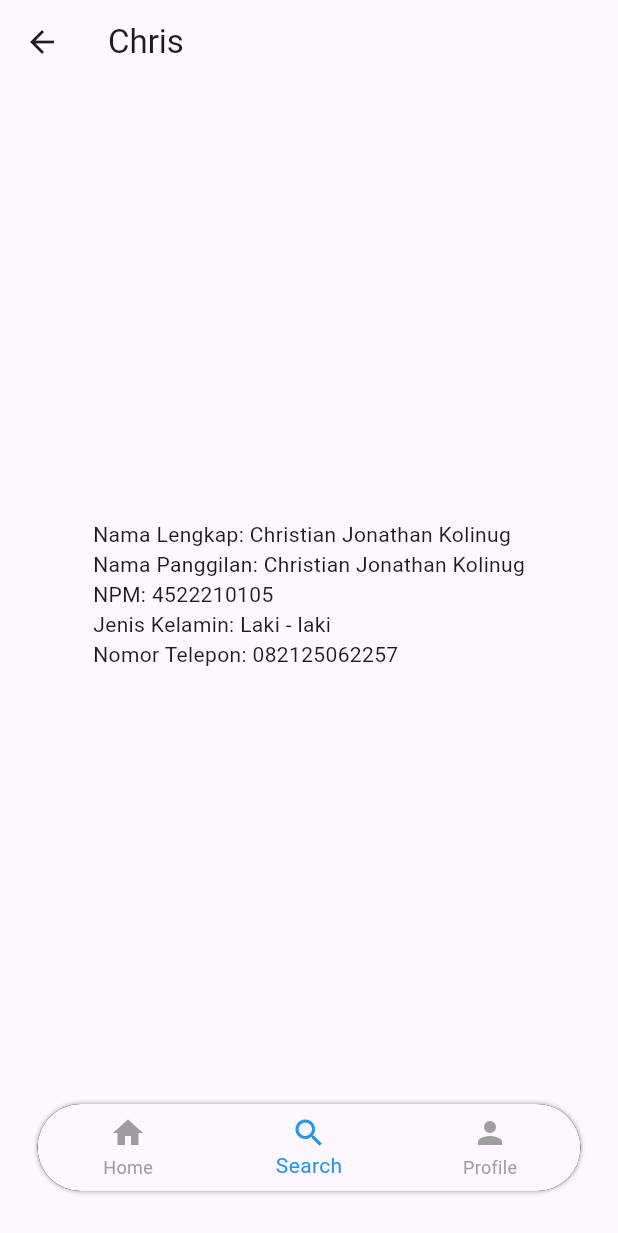
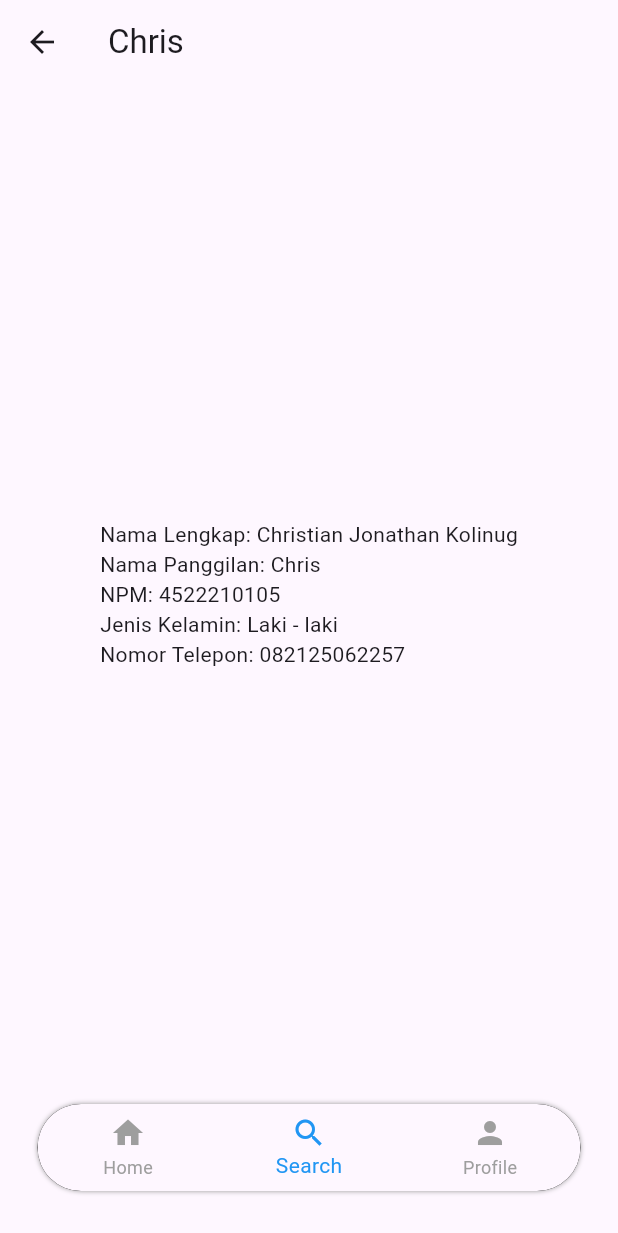
Before and after one commit to FerryAchmadAkbar4522210088/PBM-ZTE, a Flutter app: the ChrisPage screen opened directly, on a phone screen of 412 x 824 dp. Shown: the top 1233 px of the screen. Run offline on Flutter 3.47's test engine with Material 3 defaults, Android fonts, the phone set to English and light mode, and no system bars.

Commit message:
benerin dikit

```diff
--- a/lib/pages/bayu.dart
+++ b/lib/pages/bayu.dart
@@ -6,11 +6,11 @@ class BayuPage extends StatefulWidget {
 }
 
 class _BayuPageState extends State<BayuPage> {
-  int _selectedIndex = 1; // Atur indeks default ke halaman saat ini
+  int _selectedIndex = 1;
 
   void _onItemTapped(int index) {
     if (index == 0) {
-      // Jika Home diklik, kembali ke HomePage
+
       Navigator.pop(context);
     }
     setState(() {
--- a/lib/pages/chris.dart
+++ b/lib/pages/chris.dart
@@ -6,11 +6,11 @@ class ChrisPage extends StatefulWidget {
 }
 
 class _ChrisPageState extends State<ChrisPage> {
-  int _selectedIndex = 1; // Atur indeks default ke halaman saat ini
+  int _selectedIndex = 1;
 
   void _onItemTapped(int index) {
     if (index == 0) {
-      // Jika Home diklik, kembali ke HomePage
+
       Navigator.pop(context);
     }
     setState(() {
@@ -28,7 +28,7 @@ class _ChrisPageState extends State<ChrisPage> {
           crossAxisAlignment: CrossAxisAlignment.start,
           children: const [
             Text("Nama Lengkap: Christian Jonathan Kolinug"),
-            Text("Nama Panggilan: Christian Jonathan Kolinug"),
+            Text("Nama Panggilan: Chris"),
             Text("NPM: 4522210105"),
             Text("Jenis Kelamin: Laki - laki"),
             Text("Nomor Telepon: 082125062257"),
--- a/lib/pages/ferry.dart
+++ b/lib/pages/ferry.dart
@@ -6,11 +6,11 @@ class FerryPage extends StatefulWidget {
 }
 
 class _FerryPageState extends State<FerryPage> {
-  int _selectedIndex = 1; // Atur indeks default ke halaman saat ini
+  int _selectedIndex = 1;
 
   void _onItemTapped(int index) {
     if (index == 0) {
-      // Jika Home diklik, kembali ke HomePage
+
       Navigator.pop(context);
     }
     setState(() {
--- a/lib/pages/home.dart
+++ b/lib/pages/home.dart
@@ -15,9 +15,9 @@ class _HomePageState extends State<HomePage> {
   int _selectedIndex = 0;
 
   final List<Widget> _pages = [
-    HomeContent(),  // Home
-    SearchPage(),   // Search
-    ProfilePage(),  // Profile
+    HomeContent(),
+    SearchPage(),
+    ProfilePage(),
   ];
 
   void _onItemTapped(int index) {
```
